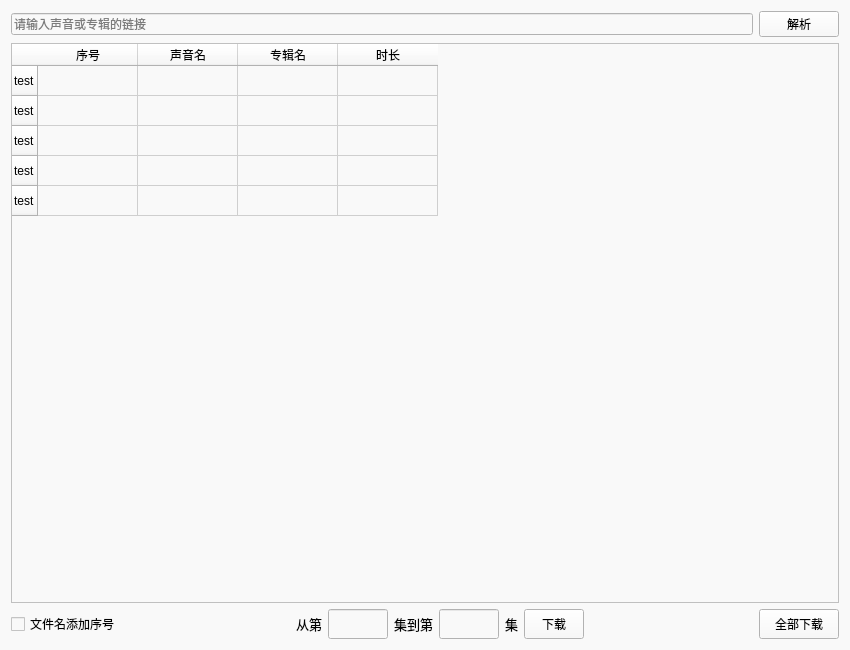
The window that view/FrontPage.ui (Diaoxiaozhang/Ximalaya-Downloader) describes before a commit, drawn with Qt 5.
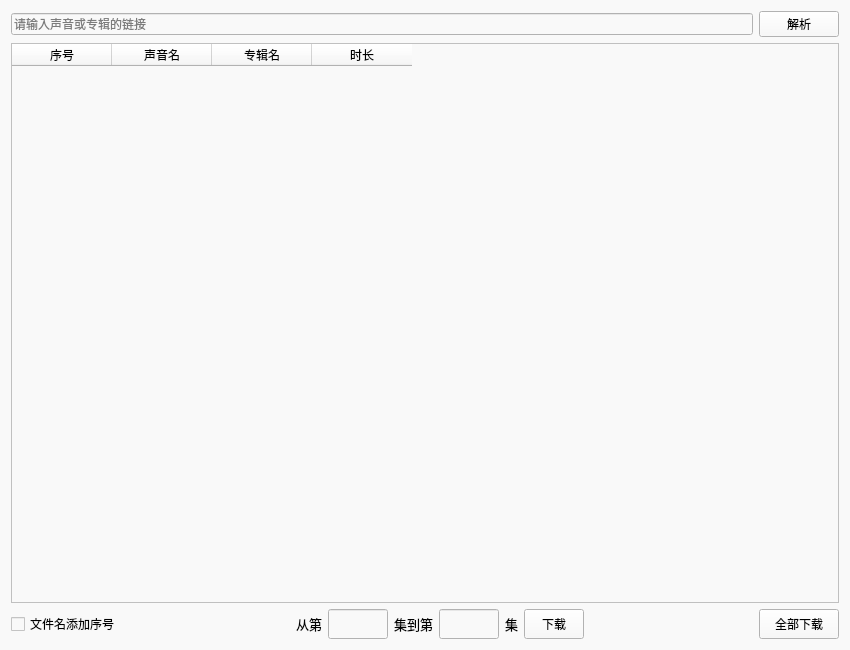
The same window after the commit. Custom widgets are drawn as their Qt base class.

Patch:
```diff
--- a/view/FrontPage.ui
+++ b/view/FrontPage.ui
@@ -51,31 +51,6 @@
      <property name="selectionMode">
       <enum>QAbstractItemView::NoSelection</enum>
      </property>
-     <row>
-      <property name="text">
-       <string>test</string>
-      </property>
-     </row>
-     <row>
-      <property name="text">
-       <string>test</string>
-      </property>
-     </row>
-     <row>
-      <property name="text">
-       <string>test</string>
-      </property>
-     </row>
-     <row>
-      <property name="text">
-       <string>test</string>
-      </property>
-     </row>
-     <row>
-      <property name="text">
-       <string>test</string>
-      </property>
-     </row>
      <column>
       <property name="text">
        <string>序号</string>
@@ -96,11 +71,6 @@
        <string>时长</string>
       </property>
      </column>
-     <item row="0" column="0">
-      <property name="text">
-       <string/>
-      </property>
-     </item>
     </widget>
    </item>
    <item>
```
